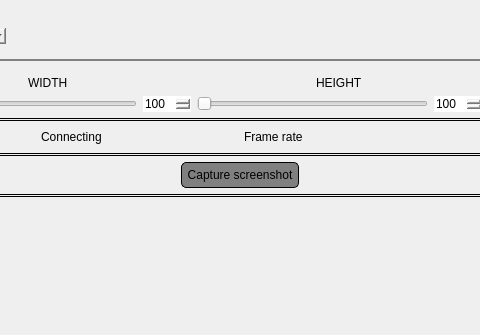
First picture: the form in camera_panel/resource/camera_panel.ui, repository GroupOfRobots/MiniRysRQT, before the edit; both pictures show x 114 to 594 and y 0 to 335 of the 709 by 587 pixel window.
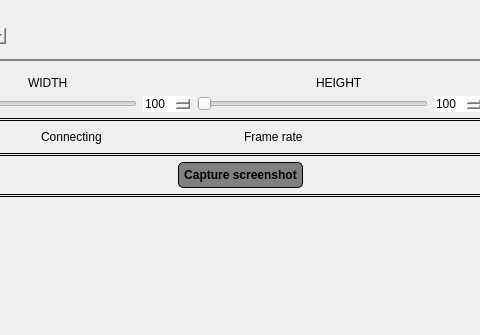
Second picture: the form after the edit. Icons and pictures are not drawn.

Diff of the .ui file:
```diff
--- a/camera_panel/resource/camera_panel.ui
+++ b/camera_panel/resource/camera_panel.ui
@@ -326,7 +326,7 @@
             <cursorShape>PointingHandCursor</cursorShape>
            </property>
            <property name="styleSheet">
-            <string notr="true">border: 1px solid black;
+            <string notr="true">font-weight: bold; border: 1px solid black;
 border-radius: 5px;
 padding: 5px;
 background: gray;</string>
```
